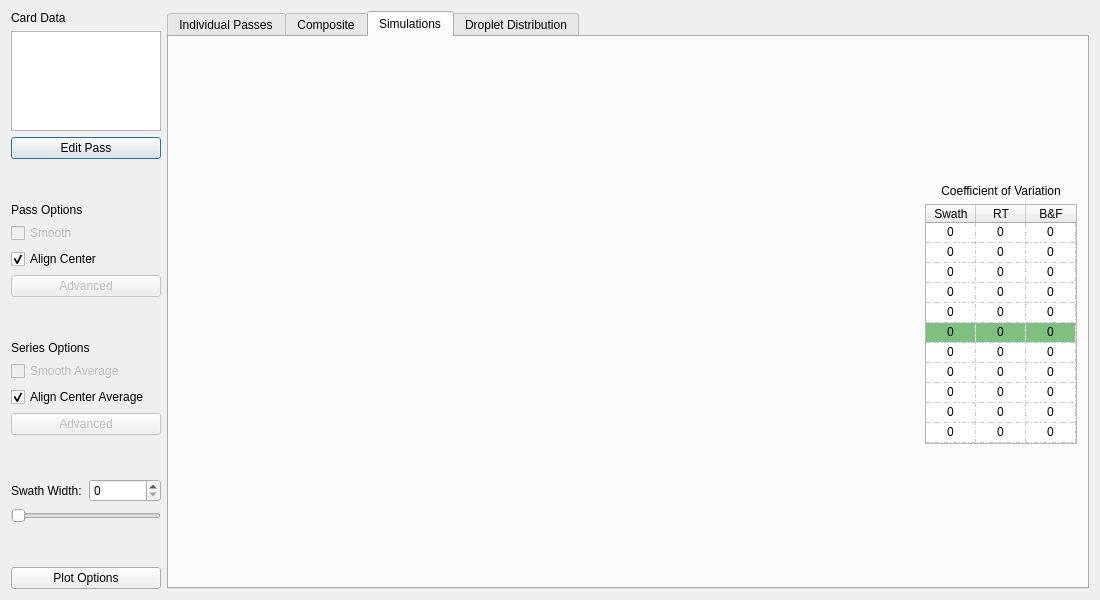
Old version of the form resources/cardMainWidget.ui in the repository gill14/AccuPatt.
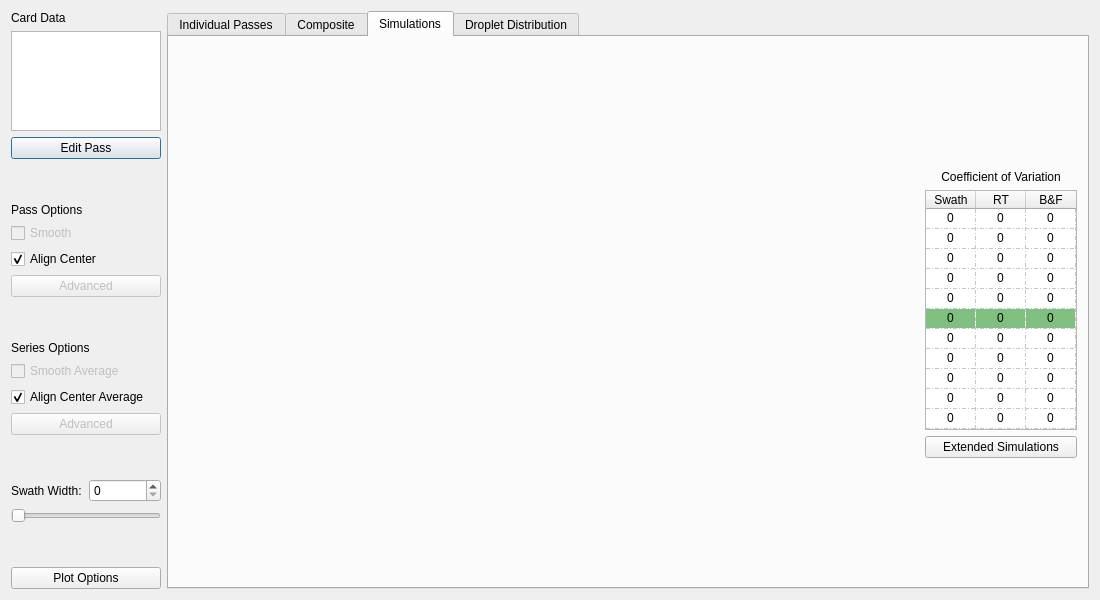
New version of the form. The open tabs and pages were chosen to show the change. Custom widgets are drawn as their Qt base class.

Commit message: fix CV calc, add interactive extended CV simulation window

Diff of the .ui file:
```diff
--- a/resources/cardMainWidget.ui
+++ b/resources/cardMainWidget.ui
@@ -905,6 +905,13 @@
            </item>
           </widget>
          </item>
+         <item>
+          <widget class="QPushButton" name="pushButtonExtendedCV">
+           <property name="text">
+            <string>Extended Simulations</string>
+           </property>
+          </widget>
+         </item>
          <item>
           <spacer name="verticalSpacer">
            <property name="orientation">
```
The commit also changes 5 other files.
